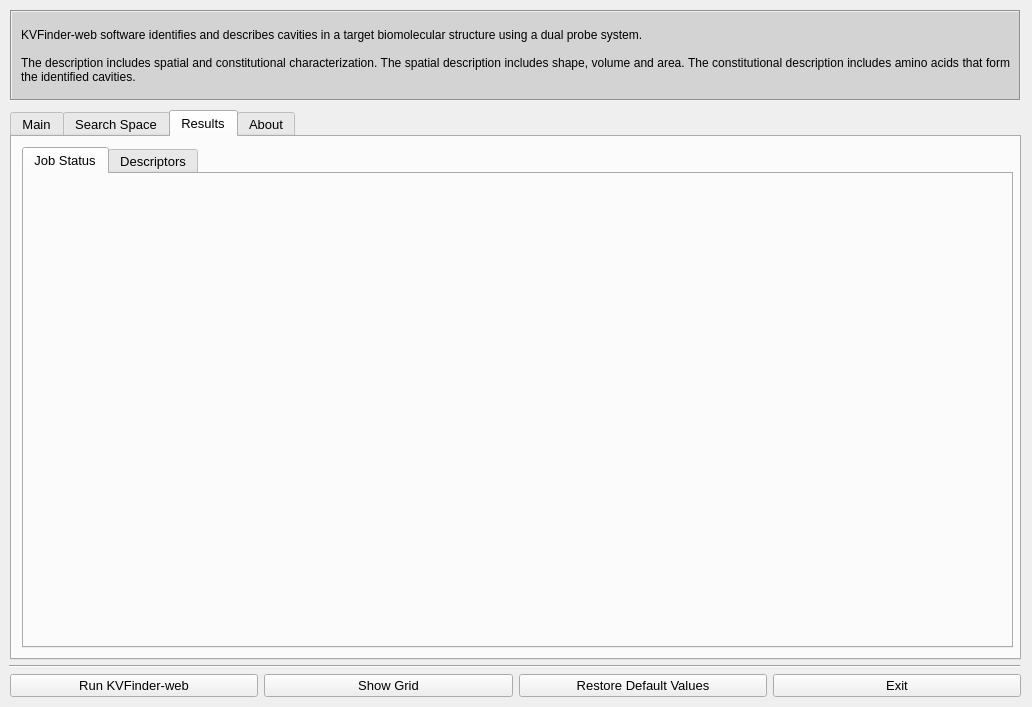
Above: client/KVFinder-web-tools/KVFinder-web.ui from jvsguerra/kvfinder-ws before the change. Below: the same form after it.
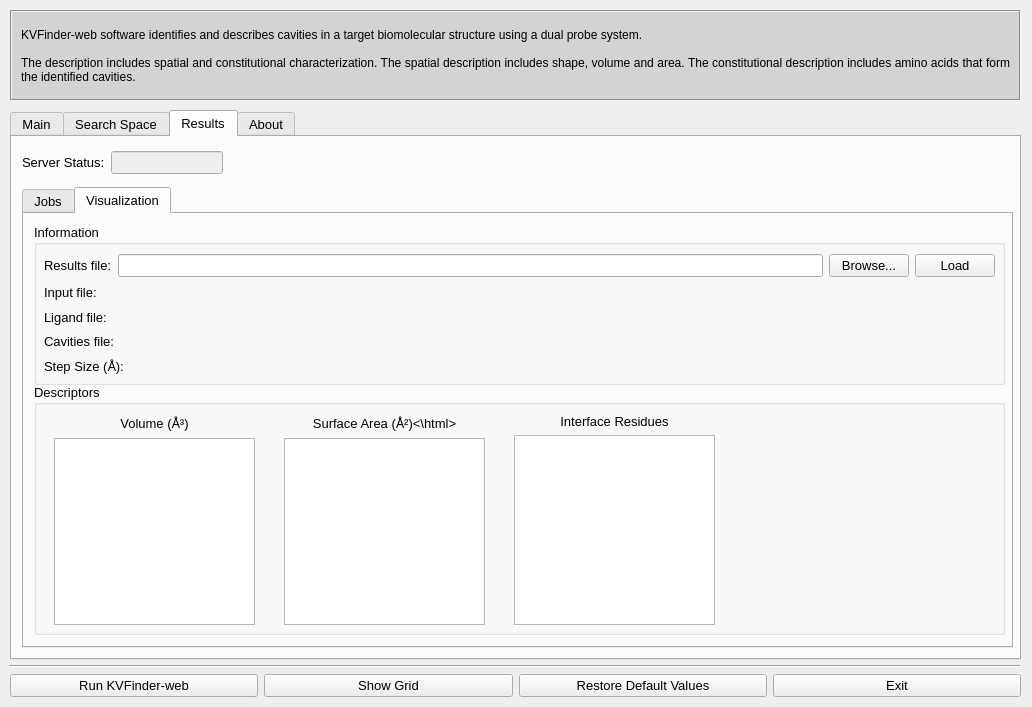
That is the form after the change. The open tabs and pages were chosen to show the change.

Commit message: Design Results GUI

```diff
--- a/client/KVFinder-web-tools/KVFinder-web.ui
+++ b/client/KVFinder-web-tools/KVFinder-web.ui
@@ -1362,9 +1362,9 @@
       <property name="geometry">
        <rect>
         <x>10</x>
-        <y>10</y>
+        <y>50</y>
         <width>991</width>
-        <height>501</height>
+        <height>461</height>
        </rect>
       </property>
       <property name="currentIndex">
@@ -1372,15 +1372,285 @@
       </property>
       <widget class="QWidget" name="jobs">
        <attribute name="title">
-        <string>Job Status</string>
+        <string>Jobs</string>
        </attribute>
       </widget>
-      <widget class="QWidget" name="descriptors">
+      <widget class="QWidget" name="visualization">
        <attribute name="title">
-        <string>Descriptors</string>
+        <string>Visualization</string>
        </attribute>
+       <widget class="QGroupBox" name="results_information">
+        <property name="geometry">
+         <rect>
+          <x>10</x>
+          <y>10</y>
+          <width>971</width>
+          <height>161</height>
+         </rect>
+        </property>
+        <property name="title">
+         <string>Information</string>
+        </property>
+        <widget class="QWidget" name="verticalLayoutWidget_2">
+         <property name="geometry">
+          <rect>
+           <x>10</x>
+           <y>30</y>
+           <width>951</width>
+           <height>121</height>
+          </rect>
+         </property>
+         <layout class="QVBoxLayout" name="vframe2">
+          <item>
+           <layout class="QHBoxLayout" name="hframe22">
+            <item>
+             <widget class="QLabel" name="results_file_label">
+              <property name="sizePolicy">
+               <sizepolicy hsizetype="Minimum" vsizetype="Preferred">
+                <horstretch>0</horstretch>
+                <verstretch>0</verstretch>
+               </sizepolicy>
+              </property>
+              <property name="text">
+               <string>Results file:</string>
+              </property>
+             </widget>
+            </item>
+            <item>
+             <widget class="QLineEdit" name="results_file"/>
+            </item>
+            <item>
+             <widget class="QPushButton" name="button_browse_results">
+              <property name="font">
+               <font>
+                <pointsize>10</pointsize>
+                <weight>50</weight>
+                <italic>false</italic>
+                <bold>false</bold>
+                <kerning>true</kerning>
+               </font>
+              </property>
+              <property name="text">
+               <string notr="true">Browse...</string>
+              </property>
+             </widget>
+            </item>
+            <item>
+             <widget class="QPushButton" name="button_load_results">
+              <property name="font">
+               <font>
+                <pointsize>10</pointsize>
+                <weight>50</weight>
+                <italic>false</italic>
+                <bold>false</bold>
+                <kerning>true</kerning>
+               </font>
+              </property>
+              <property name="text">
+               <string notr="true">Load</string>
+              </property>
+             </widget>
+            </item>
+           </layout>
+          </item>
+          <item>
+           <widget class="QLabel" name="input_file_label">
+            <property name="text">
+             <string>Input file:</string>
+            </property>
+           </widget>
+          </item>
+          <item>
+           <widget class="QLabel" name="ligand_file_label">
+            <property name="text">
+             <string>Ligand file:</string>
+            </property>
+           </widget>
+          </item>
+          <item>
+           <widget class="QLabel" name="cavities_file_label">
+            <property name="text">
+             <string>Cavities file:</string>
+            </property>
+           </widget>
+          </item>
+          <item>
+           <widget class="QLabel" name="step_size_label">
+            <property name="text">
+             <string>Step Size (Å):</string>
+            </property>
+           </widget>
+          </item>
+         </layout>
+        </widget>
+       </widget>
+       <widget class="QGroupBox" name="descriptors">
+        <property name="geometry">
+         <rect>
+          <x>10</x>
+          <y>170</y>
+          <width>971</width>
+          <height>251</height>
+         </rect>
+        </property>
+        <property name="title">
+         <string>Descriptors</string>
+        </property>
+        <widget class="QWidget" name="verticalLayoutWidget_3">
+         <property name="geometry">
+          <rect>
+           <x>20</x>
+           <y>30</y>
+           <width>201</width>
+           <height>211</height>
+          </rect>
+         </property>
+         <layout class="QVBoxLayout" name="vframe3">
+          <item>
+           <widget class="QLabel" name="volume_label">
+            <property name="text">
+             <string>Volume (Å³)</string>
+            </property>
+            <property name="alignment">
+             <set>Qt::AlignCenter</set>
+            </property>
+           </widget>
+          </item>
+          <item>
+           <widget class="QListWidget" name="volume_list"/>
+          </item>
+         </layout>
+        </widget>
+        <widget class="QWidget" name="verticalLayoutWidget_4">
+         <property name="geometry">
+          <rect>
+           <x>250</x>
+           <y>30</y>
+           <width>201</width>
+           <height>211</height>
+          </rect>
+         </property>
+         <layout class="QVBoxLayout" name="vframe4">
+          <item>
+           <widget class="QLabel" name="area_label">
+            <property name="text">
+             <string>&lt;html&gt;Surface Area (Å&amp;#178;)&lt;\html&gt;</string>
+            </property>
+            <property name="alignment">
+             <set>Qt::AlignCenter</set>
+            </property>
+           </widget>
+          </item>
+          <item>
+           <widget class="QListWidget" name="area_list"/>
+          </item>
+         </layout>
+        </widget>
+        <widget class="QWidget" name="verticalLayoutWidget_5">
+         <property name="geometry">
+          <rect>
+           <x>480</x>
+           <y>30</y>
+           <width>201</width>
+           <height>211</height>
+          </rect>
+         </property>
+         <layout class="QVBoxLayout" name="vframe5">
+          <item>
+           <widget class="QLabel" name="residues_label">
+            <property name="text">
+             <string>Interface Residues</string>
+            </property>
+            <property name="alignment">
+             <set>Qt::AlignCenter</set>
+            </property>
+           </widget>
+          </item>
+          <item>
+           <widget class="QListWidget" name="residues_list"/>
+          </item>
+         </layout>
+        </widget>
+       </widget>
       </widget>
      </widget>
+     <widget class="QWidget" name="horizontalLayoutWidget_12">
+      <property name="geometry">
+       <rect>
+        <x>10</x>
+        <y>10</y>
+        <width>201</width>
+        <height>31</height>
+       </rect>
+      </property>
+      <layout class="QHBoxLayout" name="hframe20">
+       <item>
+        <widget class="QLabel" name="input_label_3">
+         <property name="sizePolicy">
+          <sizepolicy hsizetype="Fixed" vsizetype="Fixed">
+           <horstretch>0</horstretch>
+           <verstretch>0</verstretch>
+          </sizepolicy>
+         </property>
+         <property name="font">
+          <font>
+           <pointsize>10</pointsize>
+           <weight>50</weight>
+           <italic>false</italic>
+           <bold>false</bold>
+           <kerning>true</kerning>
+          </font>
+         </property>
+         <property name="mouseTracking">
+          <bool>false</bool>
+         </property>
+         <property name="frameShape">
+          <enum>QFrame::NoFrame</enum>
+         </property>
+         <property name="text">
+          <string>Server Status:</string>
+         </property>
+         <property name="textFormat">
+          <enum>Qt::PlainText</enum>
+         </property>
+        </widget>
+       </item>
+       <item>
+        <widget class="QLineEdit" name="server_status">
+         <property name="enabled">
+          <bool>false</bool>
+         </property>
+         <property name="font">
+          <font>
+           <pointsize>10</pointsize>
+           <weight>50</weight>
+           <italic>false</italic>
+           <bold>false</bold>
+           <kerning>true</kerning>
+          </font>
+         </property>
+         <property name="cursor">
+          <cursorShape>ArrowCursor</cursorShape>
+         </property>
+         <property name="mouseTracking">
+          <bool>false</bool>
+         </property>
+         <property name="text">
+          <string notr="true"/>
+         </property>
+         <property name="echoMode">
+          <enum>QLineEdit::Normal</enum>
+         </property>
+         <property name="readOnly">
+          <bool>true</bool>
+         </property>
+         <property name="clearButtonEnabled">
+          <bool>false</bool>
+         </property>
+        </widget>
+       </item>
+      </layout>
+     </widget>
     </widget>
     <widget class="QWidget" name="about">
      <attribute name="title">
```
Left out of the diff: 159 changed lines with no effect on the pictures. The commit also changes 1 other file.
